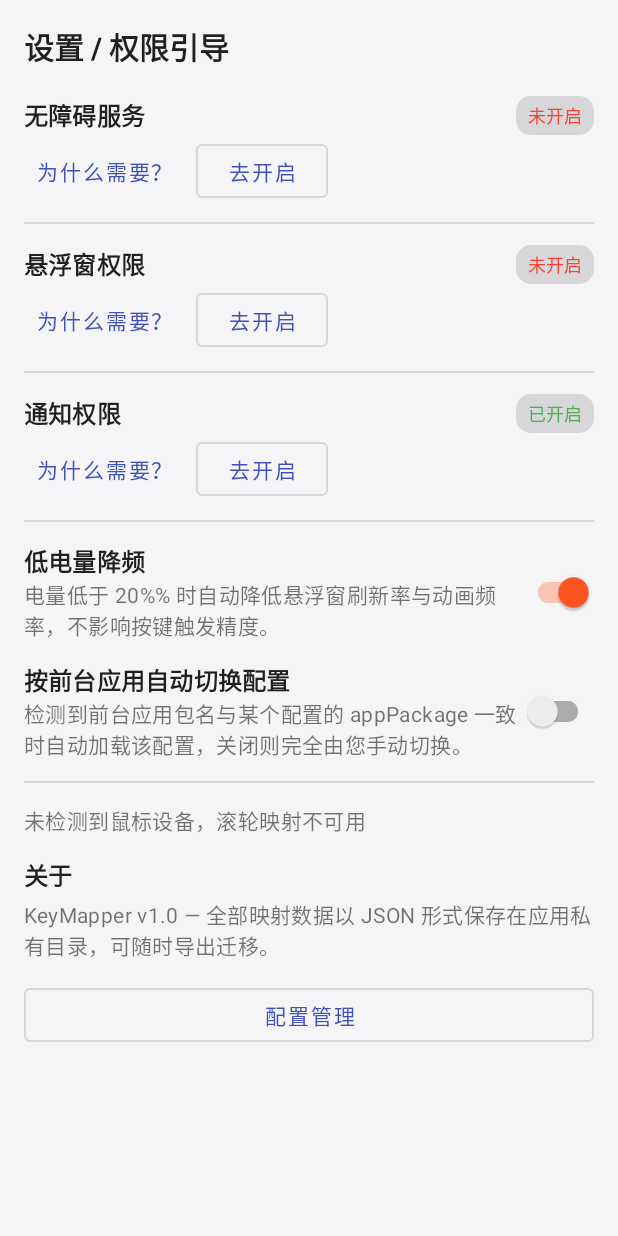
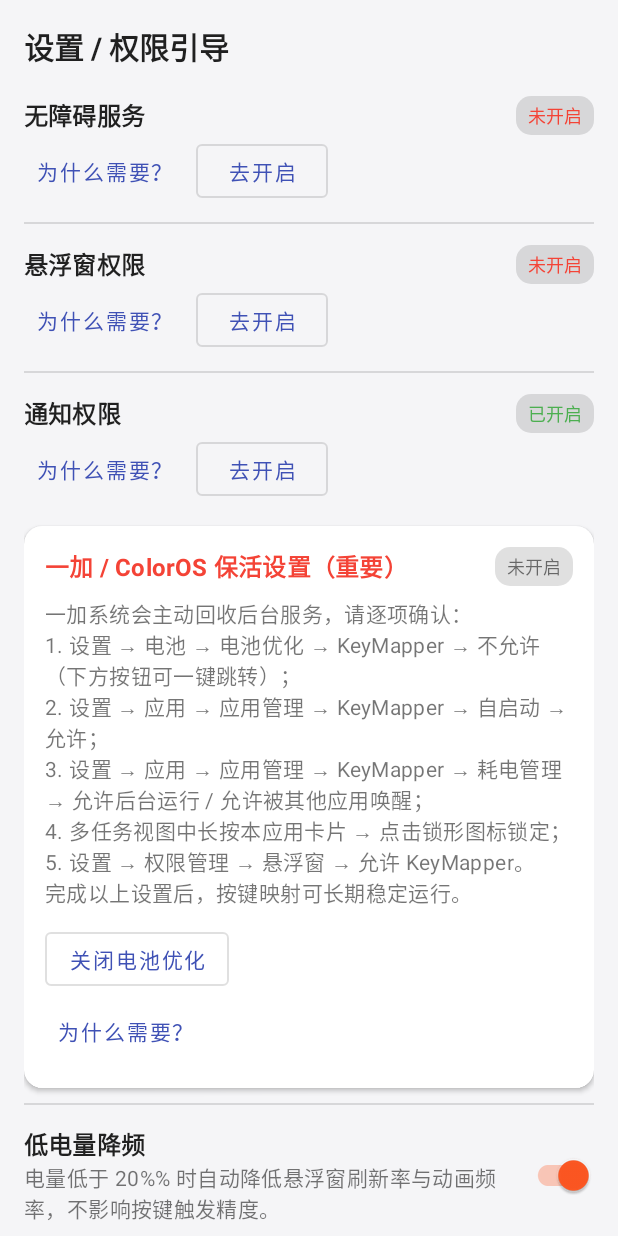
Before and after one commit to dangvup305-cell/keymapper, an Android app: the screen it shows after launch (SettingsActivity), on a phone screen of 412 x 824 dp. Run offline under Robolectric (Android 15) with nearby library versions, the phone set to English and light mode, and no system bars; 1 statement that could not run was skipped.

Commit message:
适配一加13/ColorOS15: 新增开机自启BootReceiver、设置页ColorOS保活引导(电池优化一键关闭)、通知权限运行时申请

```diff
--- a/app/src/main/java/com/keymapper/ui/settings/SettingsActivity.kt
+++ b/app/src/main/java/com/keymapper/ui/settings/SettingsActivity.kt
@@ -1,7 +1,10 @@
 package com.keymapper.ui.settings
 
+import android.Manifest
+import android.os.Build
 import android.os.Bundle
 import android.widget.Toast
+import androidx.activity.result.contract.ActivityResultContracts
 import androidx.appcompat.app.AlertDialog
 import androidx.appcompat.app.AppCompatActivity
 import com.keymapper.R
@@ -27,6 +30,11 @@ class SettingsActivity : AppCompatActivity() {
     private lateinit var binding: ActivitySettingsBinding
     private val repository: ConfigRepository by inject()
 
+    /** Android 13+ 通知权限请求器（设置页内可直接申请，比单纯跳设置页更顺手）。 */
+    private val notificationPermissionLauncher = registerForActivityResult(
+        ActivityResultContracts.RequestPermission(),
+    ) { refreshStatus() }
+
     override fun onCreate(savedInstanceState: Bundle?) {
         super.onCreate(savedInstanceState)
         binding = ActivitySettingsBinding.inflate(layoutInflater)
@@ -36,8 +44,20 @@ class SettingsActivity : AppCompatActivity() {
         binding.btnWhyAccessibility.setOnClickListener { showWhy(R.string.perm_accessibility_desc) }
         binding.btnOverlay.setOnClickListener { PermissionHelper.openOverlaySettings(this) }
         binding.btnWhyOverlay.setOnClickListener { showWhy(R.string.perm_overlay_desc) }
-        binding.btnNotification.setOnClickListener { PermissionHelper.openNotificationSettings(this) }
+        binding.btnNotification.setOnClickListener {
+            if (Build.VERSION.SDK_INT >= Build.VERSION_CODES.TIRAMISU &&
+                !PermissionHelper.hasNotificationPermission(this)
+            ) {
+                notificationPermissionLauncher.launch(Manifest.permission.POST_NOTIFICATIONS)
+            } else {
+                PermissionHelper.openNotificationSettings(this)
+            }
+        }
         binding.btnWhyNotification.setOnClickListener { showWhy(R.string.perm_notification_desc) }
+        binding.btnBatteryOpt.setOnClickListener {
+            PermissionHelper.openBatteryOptimizationSettings(this)
+        }
+        binding.btnWhyBattery.setOnClickListener { showWhy(R.string.perm_battery_desc) }
         binding.btnOpenConfigPanel.setOnClickListener {
             startActivity(android.content.Intent(this, ConfigPanelActivity::class.java))
         }
@@ -64,6 +84,7 @@ class SettingsActivity : AppCompatActivity() {
         setStatus(binding.tvAccessibilityStatus, accessibilityOn)
         setStatus(binding.tvOverlayStatus, overlayOn)
         setStatus(binding.tvNotificationStatus, notificationOn)
+        setBatteryStatus(binding.tvBatteryOptStatus, PermissionHelper.isBatteryOptimized(this))
 
         binding.switchLowBattery.isChecked = repository.isLowBatterySaverEnabled()
         binding.switchAutoSwitch.isChecked = repository.isAutoSwitchEnabled()
@@ -91,6 +112,14 @@ class SettingsActivity : AppCompatActivity() {
         )
     }
 
+    private fun setBatteryStatus(textView: android.widget.TextView, optimized: Boolean) {
+        textView.setText(
+            if (optimized) R.string.perm_battery_status_optimized
+            else R.string.perm_battery_status_unoptimized,
+        )
+        textView.setTextColor(getColor(if (optimized) R.color.status_error else R.color.status_ok))
+    }
+
     private fun showWhy(descRes: Int) {
         AlertDialog.Builder(this)
             .setTitle(R.string.why_needed)
--- a/app/src/main/java/com/keymapper/util/PermissionHelper.kt
+++ b/app/src/main/java/com/keymapper/util/PermissionHelper.kt
@@ -7,6 +7,7 @@ import android.content.Intent
 import android.content.pm.PackageManager
 import android.net.Uri
 import android.os.Build
+import android.os.PowerManager
 import android.provider.Settings
 import android.text.TextUtils
 import androidx.core.content.ContextCompat
@@ -90,6 +91,30 @@ object PermissionHelper {
     fun allRequiredGranted(context: Context): Boolean =
         isAccessibilityEnabled(context) && canDrawOverlays(context)
 
+    /**
+     * 电池优化是否仍然开启（一加 / ColorOS 保活关键指标）。
+     * 返回 true 表示「正在被系统优化（后台会被限制 / 冻结）」，需要引导用户关闭。
+     */
+    fun isBatteryOptimized(context: Context): Boolean =
+        if (Build.VERSION.SDK_INT >= Build.VERSION_CODES.M) {
+            val pm = context.getSystemService(Context.POWER_SERVICE) as PowerManager
+            !pm.isIgnoringBatteryOptimizations(context.packageName)
+        } else {
+            false
+        }
+
+    /**
+     * 跳转到系统「忽略电池优化」授权页（一加 / ColorOS 保活最有效的一键开关）。
+     * 对应 [Settings.ACTION_REQUEST_IGNORE_BATTERY_OPTIMIZATIONS]。
+     */
+    fun openBatteryOptimizationSettings(context: Context) {
+        val intent = Intent(Settings.ACTION_REQUEST_IGNORE_BATTERY_OPTIMIZATIONS).apply {
+            data = Uri.parse("package:${context.packageName}")
+            addFlags(Intent.FLAG_ACTIVITY_NEW_TASK)
+        }
+        startSafely(context, intent, appDetailsIntent(context))
+    }
+
     /** 缺失的必需权限清单，供 UI 提示。 */
     fun missingPermissions(context: Context): List<String> {
         val missing = mutableListOf<String>()
--- a/app/src/main/res/layout/activity_settings.xml
+++ b/app/src/main/res/layout/activity_settings.xml
@@ -1,6 +1,7 @@
 <?xml version="1.0" encoding="utf-8"?>
 <!-- P0-8 权限引导 + P2-3 低电量降频 + P1-1 自动切换开关 -->
 <ScrollView xmlns:android="http://schemas.android.com/apk/res/android"
+    xmlns:app="http://schemas.android.com/apk/res-auto"
     android:layout_width="match_parent"
     android:layout_height="match_parent"
     android:fillViewport="true">
@@ -184,6 +185,74 @@
 
         </LinearLayout>
 
+        <!-- 一加 / ColorOS 保活引导 -->
+        <com.google.android.material.card.MaterialCardView
+            android:layout_width="match_parent"
+            android:layout_height="wrap_content"
+            android:layout_marginTop="14dp"
+            app:cardCornerRadius="12dp"
+            app:cardElevation="2dp"
+            app:contentPadding="14dp">
+
+            <LinearLayout
+                android:layout_width="match_parent"
+                android:layout_height="wrap_content"
+                android:orientation="vertical">
+
+                <LinearLayout
+                    android:layout_width="match_parent"
+                    android:layout_height="wrap_content"
+                    android:gravity="center_vertical"
+                    android:orientation="horizontal">
+
+                    <TextView
+                        android:layout_width="0dp"
+                        android:layout_height="wrap_content"
+                        android:layout_weight="1"
+                        android:text="@string/keepalive_guide_title"
+                        android:textAppearance="@style/KeyMapper.SectionTitle"
+                        android:textColor="@color/status_error"
+                        android:textStyle="bold" />
+
+                    <TextView
+                        android:id="@+id/tvBatteryOptStatus"
+                        android:layout_width="wrap_content"
+                        android:layout_height="wrap_content"
+                        android:background="@drawable/bg_status_chip"
+                        android:paddingStart="8dp"
+                        android:paddingTop="4dp"
+                        android:paddingEnd="8dp"
+                        android:paddingBottom="4dp"
+                        android:text="@string/not_granted"
+                        android:textSize="12sp" />
+
+                </LinearLayout>
+
+                <TextView
+                    android:layout_width="match_parent"
+                    android:layout_height="wrap_content"
+                    android:layout_marginTop="8dp"
+                    android:text="@string/keepalive_guide_body"
+                    android:textAppearance="@style/KeyMapper.Body" />
+
+                <com.google.android.material.button.MaterialButton
+                    android:id="@+id/btnBatteryOpt"
+                    style="@style/Widget.MaterialComponents.Button.OutlinedButton"
+                    android:layout_width="wrap_content"
+                    android:layout_height="wrap_content"
+                    android:layout_marginTop="10dp"
+                    android:text="@string/btn_disable_battery_opt" />
+
+                <com.google.android.material.button.MaterialButton
+                    android:id="@+id/btnWhyBattery"
+                    style="@style/Widget.MaterialComponents.Button.TextButton"
+                    android:layout_width="wrap_content"
+                    android:layout_height="wrap_content"
+                    android:text="@string/why_needed" />
+
+            </LinearLayout>
+        </com.google.android.material.card.MaterialCardView>
+
         <View
             android:layout_width="match_parent"
             android:layout_height="1dp"
--- a/app/src/main/res/values/strings.xml
+++ b/app/src/main/res/values/strings.xml
@@ -129,4 +129,13 @@
     <string name="error_accessibility_not_running">无障碍服务未运行，请到设置中开启</string>
     <string name="error_config_parse">配置文件解析失败：%1$s</string>
     <string name="error_no_mouse_device">未检测到鼠标设备，滚轮映射不可用</string>
+
+    <!-- 一加 / ColorOS 保活引导（针对 OnePlus 13 等激进后台管理 ROM） -->
+    <string name="perm_battery_title">电池优化（保活必需）</string>
+    <string name="perm_battery_desc">一加 / ColorOS 默认会限制后台应用，导致按键映射服务被回收。请将 KeyMapper 设为「不允许（不优化）」，否则重启手机或锁屏一段时间后映射会失效。</string>
+    <string name="perm_battery_status_optimized">已被优化（有被杀风险）</string>
+    <string name="perm_battery_status_unoptimized">已关闭优化</string>
+    <string name="btn_disable_battery_opt">关闭电池优化</string>
+    <string name="keepalive_guide_title">一加 / ColorOS 保活设置（重要）</string>
+    <string name="keepalive_guide_body">一加系统会主动回收后台服务，请逐项确认：\n1. 设置 → 电池 → 电池优化 → KeyMapper → 不允许（下方按钮可一键跳转）；\n2. 设置 → 应用 → 应用管理 → KeyMapper → 自启动 → 允许；\n3. 设置 → 应用 → 应用管理 → KeyMapper → 耗电管理 → 允许后台运行 / 允许被其他应用唤醒；\n4. 多任务视图中长按本应用卡片 → 点击锁形图标锁定；\n5. 设置 → 权限管理 → 悬浮窗 → 允许 KeyMapper。\n完成以上设置后，按键映射可长期稳定运行。</string>
 </resources>
```
Also changed, not shown: app/src/main/AndroidManifest.xml (+12 -0 lines), app/src/main/java/com/keymapper/service/BootReceiver.kt (added, +39 -0 lines).
